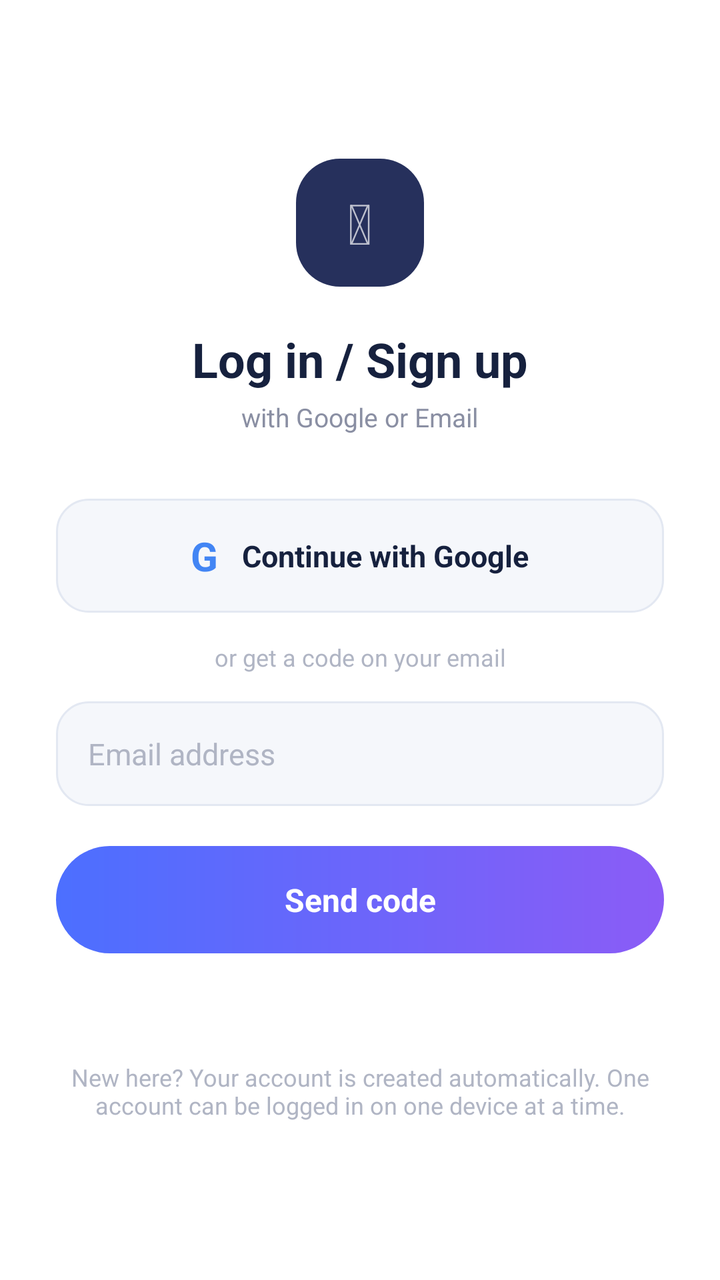
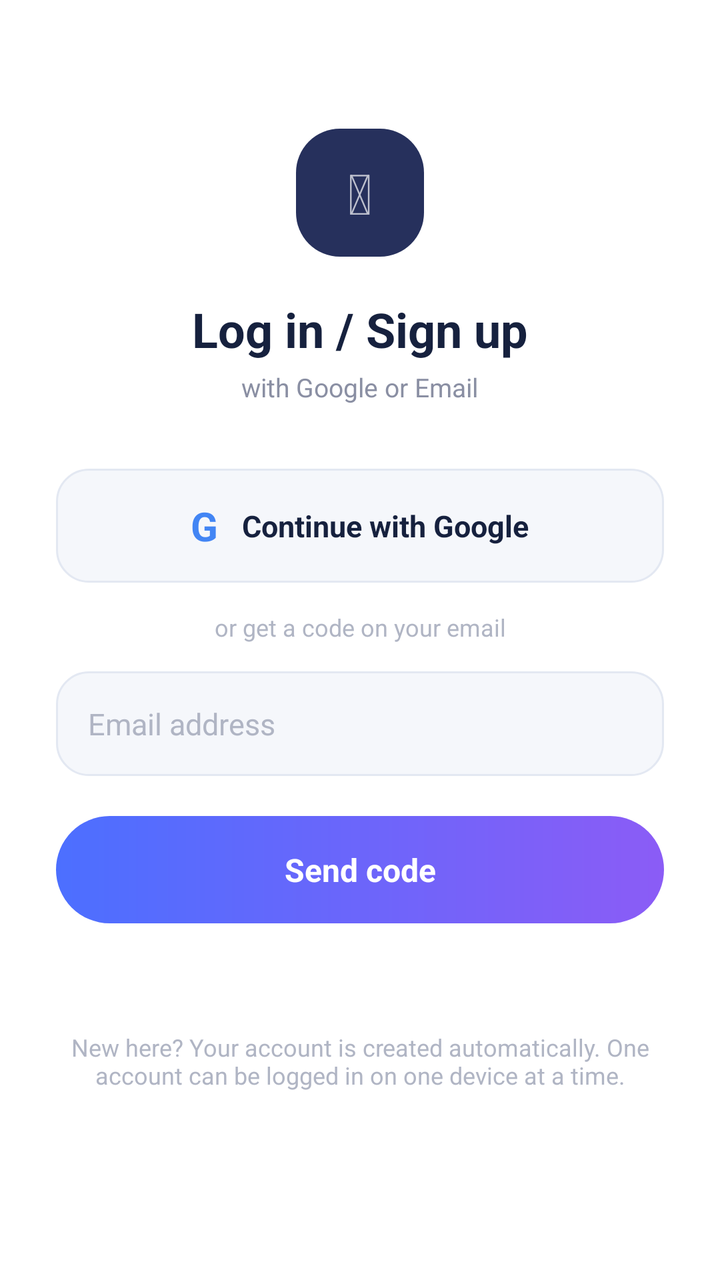

Compare the two renders of this Android layout. The source of the first and the diff that turns it into the second are given below.
<!-- AndroidManifest.xml: application theme Theme.AutoDialer -->
<!-- res/layout/activity_login.xml -->
<?xml version="1.0" encoding="utf-8"?>
<ScrollView xmlns:android="http://schemas.android.com/apk/res/android"
    android:layout_width="match_parent"
    android:layout_height="match_parent"
    android:background="#FFFFFF"
    android:fillViewport="true">

    <LinearLayout
        android:layout_width="match_parent"
        android:layout_height="match_parent"
        android:orientation="vertical"
        android:gravity="center"
        android:padding="28dp">

        <FrameLayout
            android:layout_width="64dp"
            android:layout_height="64dp"
            android:background="@drawable/bg_icon_chip">

            <TextView
                android:layout_width="wrap_content"
                android:layout_height="wrap_content"
                android:layout_gravity="center"
                android:text="&#128172;"
                android:textSize="28sp"/>
        </FrameLayout>

        <TextView
            android:layout_width="wrap_content"
            android:layout_height="wrap_content"
            android:layout_marginTop="20dp"
            android:text="Log in / Sign up"
            android:textColor="#16213E"
            android:textStyle="bold"
            android:textSize="24sp"/>

        <TextView
            android:layout_width="wrap_content"
            android:layout_height="wrap_content"
            android:layout_marginTop="4dp"
            android:text="with Google or Email"
            android:textColor="#8A8FA3"
            android:textSize="13sp"/>

        <LinearLayout
            android:id="@+id/btnGoogle"
            android:layout_width="match_parent"
            android:layout_height="wrap_content"
            android:layout_marginTop="32dp"
            android:background="@drawable/bg_login_input"
            android:clickable="true"
            android:focusable="true"
            android:gravity="center"
            android:orientation="horizontal"
            android:padding="15dp">

            <TextView
                android:layout_width="wrap_content"
                android:layout_height="wrap_content"
                android:layout_marginEnd="12dp"
                android:text="G"
                android:textColor="#4285F4"
                android:textSize="20sp"
                android:textStyle="bold"/>

            <TextView
                android:layout_width="wrap_content"
                android:layout_height="wrap_content"
                android:text="Continue with Google"
                android:textColor="#16213E"
                android:textSize="15sp"
                android:textStyle="bold"/>
        </LinearLayout>

        <TextView
            android:id="@+id/tvOrDivider"
            android:layout_width="match_parent"
            android:layout_height="wrap_content"
            android:layout_marginTop="14dp"
            android:gravity="center"
            android:text="or get a code on your email"
            android:textColor="#B0B5C4"
            android:textSize="12sp"/>

        <EditText
            android:id="@+id/etPhone"
            android:layout_width="match_parent"
            android:layout_height="wrap_content"
            android:layout_marginTop="14dp"
            android:background="@drawable/bg_login_input"
            android:hint="Email address"
            android:inputType="textEmailAddress"
            android:maxLength="100"
            android:padding="16dp"
            android:textColor="#16213E"
            android:textColorHint="#B0B5C4"
            android:textSize="15sp"/>

        <TextView
            android:id="@+id/btnSendOtp"
            android:layout_width="match_parent"
            android:layout_height="wrap_content"
            android:layout_marginTop="20dp"
            android:background="@drawable/bg_login_button"
            android:gravity="center"
            android:padding="16dp"
            android:text="Send code"
            android:textColor="#FFFFFF"
            android:textStyle="bold"
            android:textSize="16sp"/>

        <LinearLayout
            android:id="@+id/otpSection"
            android:layout_width="match_parent"
            android:layout_height="wrap_content"
            android:orientation="vertical"
            android:layout_marginTop="20dp"
            android:visibility="gone">

            <EditText
                android:id="@+id/etOtp"
                android:layout_width="match_parent"
                android:layout_height="wrap_content"
                android:background="@drawable/bg_login_input"
                android:gravity="center"
                android:hint="6-digit code"
                android:inputType="number"
                android:maxLength="6"
                android:padding="14dp"
                android:textColor="#16213E"
                android:textColorHint="#B0B5C4"
                android:textSize="20sp"
                android:letterSpacing="0.3"/>

            <TextView
                android:id="@+id/btnVerifyOtp"
                android:layout_width="match_parent"
                android:layout_height="wrap_content"
                android:layout_marginTop="14dp"
                android:background="@drawable/bg_login_button"
                android:gravity="center"
                android:padding="16dp"
                android:text="Verify &amp; Log in"
                android:textColor="#FFFFFF"
                android:textStyle="bold"
                android:textSize="16sp"/>

            <LinearLayout
                android:layout_width="match_parent"
                android:layout_height="wrap_content"
                android:layout_marginTop="14dp"
                android:orientation="horizontal">

                <TextView
                    android:id="@+id/btnChangeNumber"
                    android:layout_width="0dp"
                    android:layout_weight="1"
                    android:layout_height="wrap_content"
                    android:padding="8dp"
                    android:text="Change"
                    android:textColor="#6C63FF"
                    android:textSize="14sp"/>

                <TextView
                    android:id="@+id/btnResendOtp"
                    android:layout_width="wrap_content"
                    android:layout_height="wrap_content"
                    android:padding="8dp"
                    android:gravity="end"
                    android:text="Resend code"
                    android:textColor="#6C63FF"
                    android:textSize="14sp"/>
            </LinearLayout>
        </LinearLayout>

        <TextView
            android:id="@+id/tvLoginStatus"
            android:layout_width="match_parent"
            android:layout_height="wrap_content"
            android:layout_marginTop="16dp"
            android:gravity="center"
            android:textColor="#8A8FA3"
            android:textSize="13sp"/>

        <TextView
            android:layout_width="match_parent"
            android:layout_height="wrap_content"
            android:layout_marginTop="20dp"
            android:gravity="center"
            android:text="New here? Your account is created automatically. One account can be logged in on one device at a time."
            android:textColor="#B0B5C4"
            android:textSize="12sp"/>

    </LinearLayout>
</ScrollView>
<!-- resources referenced by this layout -->
<resources>
  <!-- drawable bg_icon_chip (drawable) -->
  <?xml version="1.0" encoding="utf-8"?>
  <shape xmlns:android="http://schemas.android.com/apk/res/android">
      <solid android:color="#26305C"/>
      <corners android:radius="22dp"/>
  </shape>
  <!-- drawable bg_login_button (drawable) -->
  <?xml version="1.0" encoding="utf-8"?>
  <ripple xmlns:android="http://schemas.android.com/apk/res/android"
      android:color="#40FFFFFF">
      <item>
  <shape xmlns:android="http://schemas.android.com/apk/res/android">
      <gradient
          android:startColor="@color/gradient_top"
          android:endColor="@color/gradient_bottom"
          android:angle="0"/>
      <corners android:radius="28dp"/>
  </shape>
      </item>
  </ripple>
  <!-- drawable bg_login_input (drawable) -->
  <?xml version="1.0" encoding="utf-8"?>
  <shape xmlns:android="http://schemas.android.com/apk/res/android">
      <solid android:color="#F5F7FB"/>
      <corners android:radius="16dp"/>
      <stroke android:width="1dp" android:color="#E3E8F2"/>
  </shape>
  <style name="Theme.AutoDialer" parent="Theme.MaterialComponents.NoActionBar">
          <item name="colorPrimary">@color/resume_bg</item>
          <item name="colorPrimaryVariant">@color/resume_bg</item>
          <item name="android:windowBackground">@color/bg_dark</item>
          <item name="android:textColorPrimary">@color/text_primary_dark</item>
          <item name="android:textColorSecondary">@color/text_secondary_dark</item>
      </style>
  <color name="gradient_top">#4C6FFF</color>
  <color name="gradient_bottom">#8B5CF6</color>
  <color name="resume_bg">#4C6FFF</color>
  <color name="bg_dark">#0D0E1A</color>
  <color name="text_primary_dark">#F6F7FC</color>
  <color name="text_secondary_dark">#A2A4C4</color>
</resources>

<!-- the commit's change to res/layout/activity_login.xml (unified diff, before → after) -->
@@ -191,5 +191,14 @@
             android:textColor="#B0B5C4"
             android:textSize="12sp"/>
 
+        <TextView
+            android:id="@+id/tvVersion"
+            android:layout_width="match_parent"
+            android:layout_height="wrap_content"
+            android:layout_marginTop="16dp"
+            android:gravity="center"
+            android:textColor="#C9CDD8"
+            android:textSize="10sp"/>
+
     </LinearLayout>
 </ScrollView>
